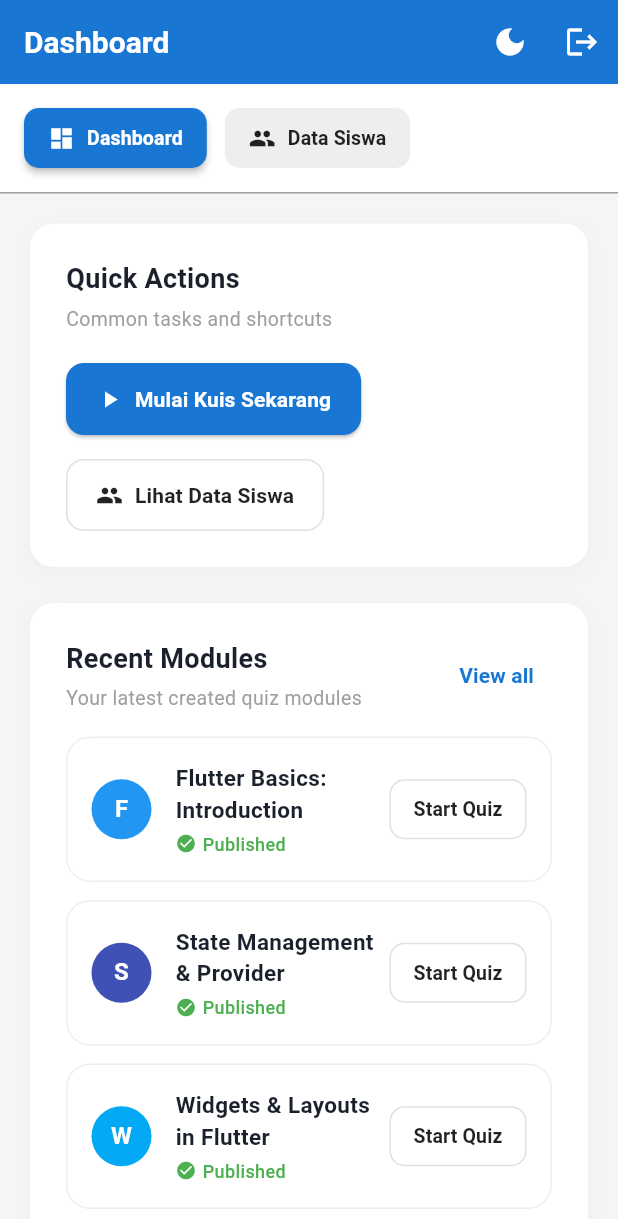
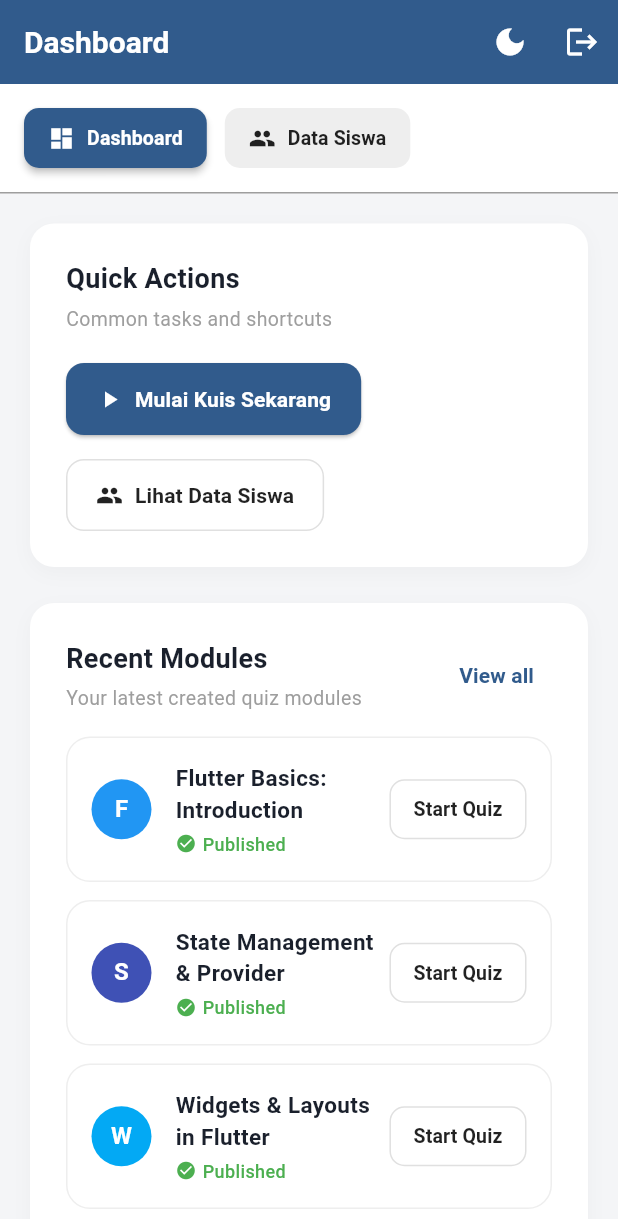
Before and after one commit to naayla/QuizPilgan, a Flutter app: the DashboardScreen screen opened directly with empty values, on a phone screen of 412 x 824 dp. Shown: the top 1219 px of the screen. Run offline on Flutter 3.47's test engine with Material 3 defaults, Android fonts, the phone set to English and light mode, and no system bars.

Commit message:
Update Login dan Register

```diff
--- a/lib/screens/dashboard_screen.dart
+++ b/lib/screens/dashboard_screen.dart
@@ -28,7 +28,7 @@ class _DashboardScreenState extends State<DashboardScreen> {
 
     return Scaffold(
       appBar: AppBar(
-        backgroundColor: const Color(0xFF1976D2), // Matching Login/Register Blue header
+        backgroundColor: const Color(0xFF315B8C), // Matching #315B8C header
         elevation: 0,
         foregroundColor: Colors.white,
         title: const Text('Dashboard', style: TextStyle(fontWeight: FontWeight.bold, fontSize: 20)),
@@ -88,7 +88,7 @@ class _DashboardScreenState extends State<DashboardScreen> {
     bool isSelected = (_currentTab == index);
     return ElevatedButton.icon(
       style: ElevatedButton.styleFrom(
-        backgroundColor: isSelected ? const Color(0xFF1976D2) : (isDark ? Colors.grey.shade800 : Colors.grey.shade200),
+        backgroundColor: isSelected ? const Color(0xFF315B8C) : (isDark ? Colors.grey.shade800 : Colors.grey.shade200),
         foregroundColor: isSelected ? Colors.white : (isDark ? Colors.white70 : Colors.black87),
         elevation: isSelected ? 2 : 0,
         padding: const EdgeInsets.symmetric(horizontal: 16, vertical: 10),
@@ -134,7 +134,7 @@ class _DashboardScreenState extends State<DashboardScreen> {
                   children: [
                     ElevatedButton.icon(
                       style: ElevatedButton.styleFrom(
-                        backgroundColor: const Color(0xFF1976D2), // Matching Blue
+                        backgroundColor: const Color(0xFF315B8C), // Matching #315B8C
                         foregroundColor: Colors.white,
                         padding: const EdgeInsets.symmetric(horizontal: 20, vertical: 14),
                         shape: RoundedRectangleBorder(borderRadius: BorderRadius.circular(12)),
@@ -199,7 +199,7 @@ class _DashboardScreenState extends State<DashboardScreen> {
                     ),
                     TextButton(
                       onPressed: () {},
-                      child: const Text('View all', style: TextStyle(color: Color(0xFF1976D2), fontWeight: FontWeight.bold)),
+                      child: const Text('View all', style: TextStyle(color: Color(0xFF315B8C), fontWeight: FontWeight.bold)),
                     ),
                   ],
                 ),
@@ -231,7 +231,7 @@ class _DashboardScreenState extends State<DashboardScreen> {
               const SizedBox(width: 8),
               Chip(
                 backgroundColor: isDark ? Colors.blue.shade900.withValues(alpha: 0.4) : Colors.blue.shade50,
-                label: Text('${UserData.registeredUsers.length} Siswa Terdaftar', style: TextStyle(color: isDark ? Colors.blue.shade200 : const Color(0xFF1976D2), fontWeight: FontWeight.bold)),
+                label: Text('${UserData.registeredUsers.length} Siswa Terdaftar', style: TextStyle(color: isDark ? Colors.blue.shade200 : const Color(0xFF315B8C), fontWeight: FontWeight.bold)),
               ),
             ],
           ),
@@ -252,7 +252,7 @@ class _DashboardScreenState extends State<DashboardScreen> {
                   children: [
                     ListTile(
                       leading: CircleAvatar(
-                        backgroundColor: const Color(0xFF1976D2),
+                        backgroundColor: const Color(0xFF315B8C),
                         child: Text('${index + 1}', style: const TextStyle(color: Colors.white, fontWeight: FontWeight.bold)),
                       ),
                       title: Text(user['name'] ?? 'Siswa', style: TextStyle(fontWeight: FontWeight.bold, color: isDark ? Colors.white : Colors.black87)),
--- a/lib/themes/app_theme.dart
+++ b/lib/themes/app_theme.dart
@@ -3,14 +3,14 @@ import 'package:flutter/material.dart';
 class AppTheme {
   static ThemeData lightTheme = ThemeData(
     brightness: Brightness.light,
-    primaryColor: const Color(0xFF1976D2),
+    primaryColor: const Color(0xFF315B8C),
     scaffoldBackgroundColor: const Color(0xFFF4F5F7),
     colorScheme: ColorScheme.fromSeed(
-      seedColor: const Color(0xFF1976D2),
+      seedColor: const Color(0xFF315B8C),
       brightness: Brightness.light,
     ),
     appBarTheme: const AppBarTheme(
-      backgroundColor: Color(0xFF1976D2),
+      backgroundColor: Color(0xFF315B8C),
       foregroundColor: Colors.white,
       elevation: 2,
     ),
@@ -18,10 +18,10 @@ class AppTheme {
 
   static ThemeData darkTheme = ThemeData(
     brightness: Brightness.dark,
-    primaryColor: const Color(0xFF42A5F5),
+    primaryColor: const Color(0xFF315B8C),
     scaffoldBackgroundColor: const Color(0xFF121212),
     colorScheme: ColorScheme.fromSeed(
-      seedColor: const Color(0xFF42A5F5),
+      seedColor: const Color(0xFF315B8C),
       brightness: Brightness.dark,
     ),
     appBarTheme: const AppBarTheme(
```
Also changed, not shown: lib/screens/login_screen.dart (+29 -10 lines), lib/screens/quiz_screen.dart (+8 -8 lines), lib/screens/register_screen.dart (+39 -16 lines), lib/widgets/auth_card.dart (+8 -5 lines).
